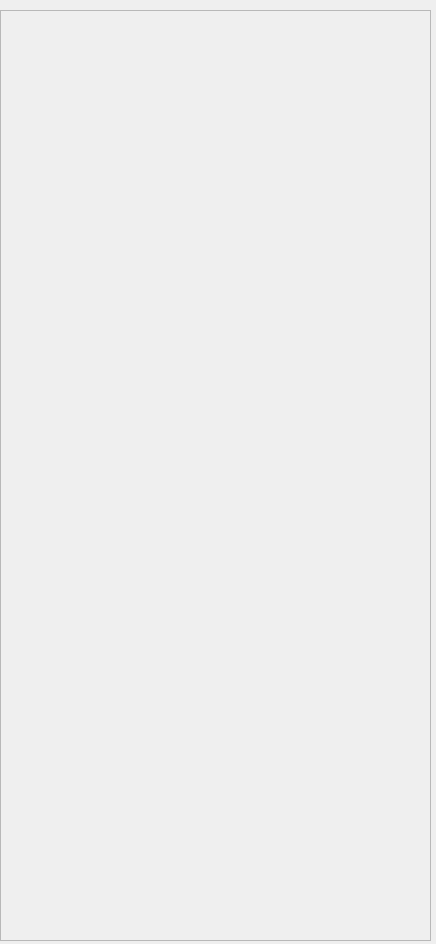
Old version of the form rover_gui/ui/ui/OpenNotifications.ui in the repository robotique-udes/rover.
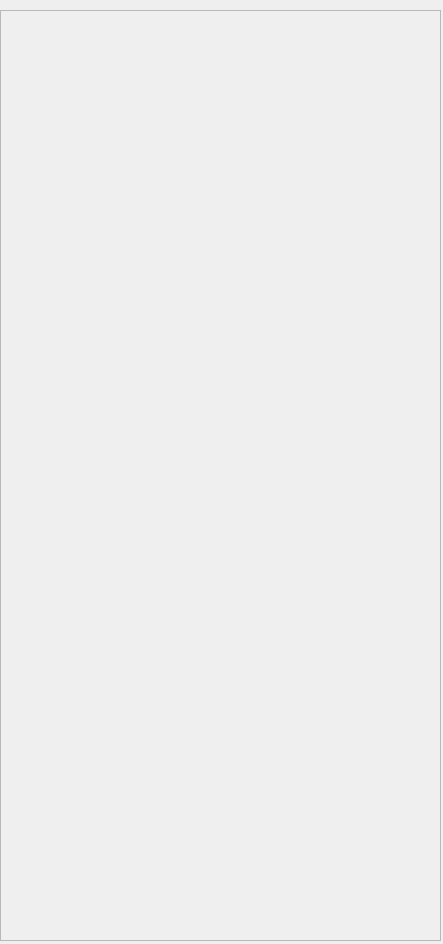
New version of the form.

```diff
--- a/rover_gui/ui/ui/OpenNotifications.ui
+++ b/rover_gui/ui/ui/OpenNotifications.ui
@@ -6,7 +6,7 @@
    <rect>
     <x>0</x>
     <y>0</y>
-    <width>436</width>
+    <width>443</width>
     <height>944</height>
    </rect>
   </property>
@@ -18,7 +18,7 @@
     <rect>
      <x>0</x>
      <y>10</y>
-     <width>431</width>
+     <width>441</width>
      <height>931</height>
     </rect>
    </property>
@@ -30,7 +30,7 @@
      <rect>
       <x>0</x>
       <y>0</y>
-      <width>429</width>
+      <width>439</width>
       <height>929</height>
      </rect>
     </property>
```
